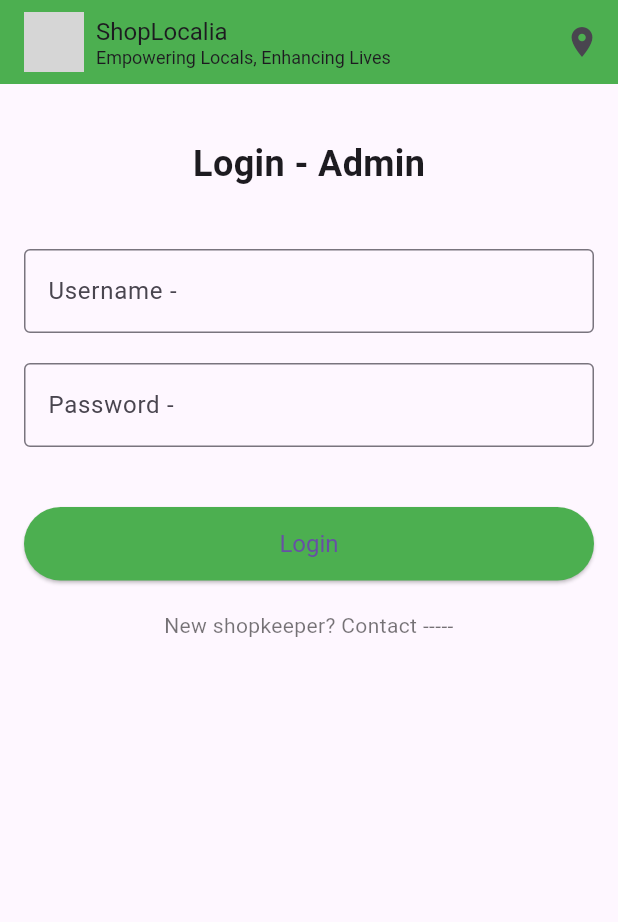
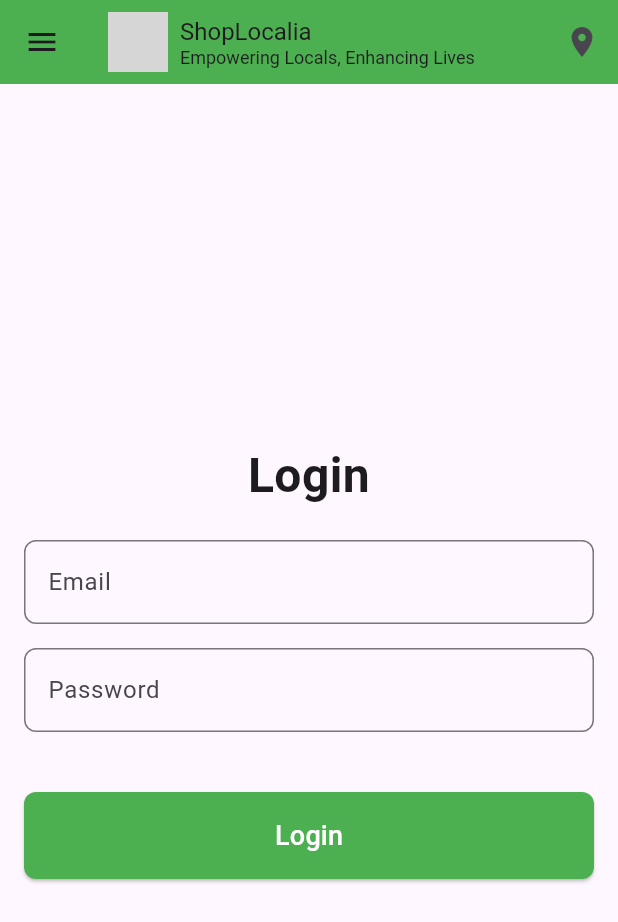
Before and after one commit to 09anushkam/GroceryApp-ShopkeeperSide, a Flutter app: the screen it shows after launch, on a phone screen of 412 x 824 dp. Shown: the top 922 px of the screen. Run offline on Flutter 3.47's test engine with Material 3 defaults, Android fonts, the phone set to English and light mode, and no system bars; our stand-ins replace cloud_firestore, firebase_auth, firebase_core, firebase_storage, fluttertoast, image_picker and 1 more; accounts and stored records are empty; grey boxes are pictures that could not be loaded.

Commit message:
login_screen.dart

```diff
--- a/lib/screens/login_screen.dart
+++ b/lib/screens/login_screen.dart
@@ -1,6 +1,7 @@
 import 'package:flutter/material.dart';
-import '../widgets/custom_button.dart';
-import '../widgets/custom_text_field.dart';
+import 'package:firebase_auth/firebase_auth.dart';
+import 'package:fluttertoast/fluttertoast.dart'; // For displaying success message
+import 'registration_screen.dart'; // Import the registration screen
 
 class LoginScreen extends StatefulWidget {
   @override
@@ -8,41 +9,24 @@ class LoginScreen extends StatefulWidget {
 }
 
 class _LoginScreenState extends State<LoginScreen> {
-  final _formKey = GlobalKey<FormState>();
-  final TextEditingController _usernameController = TextEditingController();
+  final TextEditingController _emailController = TextEditingController();
   final TextEditingController _passwordController = TextEditingController();
+  final FirebaseAuth _auth = FirebaseAuth.instance;
 
-  @override
-  void dispose() {
-    _usernameController.dispose();
-    _passwordController.dispose();
-    super.dispose();
-  }
-
-  String? _validateUsername(String? value) {
-    if (value == null || value.isEmpty) {
-      return 'Username is required';
-    }
-    return null;
-  }
-
-  String? _validatePassword(String? value) {
-    if (value == null || value.isEmpty) {
-      return 'Password is required';
-    }
-    if (value.length < 6) {
-      return 'Password must be at least 6 characters long';
-    }
-    return null;
-  }
-
-  void _login() {
-    if (_formKey.currentState?.validate() ?? false) {
-      // Perform login action
-      Navigator.pushNamed(context, '/registration');
+  // Function to handle login
+  void _login() async {
+    try {
+      UserCredential userCredential = await _auth.signInWithEmailAndPassword(
+        email: _emailController.text.trim(),
+        password: _passwordController.text.trim(),
+      );
+      // If login is successful, show toast and navigate to the registration screen
+      Fluttertoast.showToast(msg: 'Logged in successfully!');
+      Navigator.pushNamed(context, '/registration'); // Navigate to RegistrationScreen
+    } catch (e) {
+      Fluttertoast.showToast(msg: 'Login failed. Please try again.');
     }
   }
-
   @override
   Widget build(BuildContext context) {
     return Scaffold(
@@ -50,7 +34,7 @@ class _LoginScreenState extends State<LoginScreen> {
         backgroundColor: Colors.green,
         title: Row(
           children: [
-            Image.asset('assets/logo.png', height: 40), // Assuming logo exists in assets
+            Image.asset('assets/logo.png', height: 40),
             SizedBox(width: 8),
             Column(
               crossAxisAlignment: CrossAxisAlignment.start,
@@ -61,55 +45,69 @@ class _LoginScreenState extends State<LoginScreen> {
             ),
           ],
         ),
+        leading: Icon(Icons.menu),
         actions: [
           IconButton(
             icon: Icon(Icons.location_on),
             onPressed: () {
-              // Location manual action
+              // Location update action
             },
           ),
         ],
       ),
       body: Padding(
         padding: const EdgeInsets.all(16.0),
-        child: Form(
-          key: _formKey,
         child: Column(
+          mainAxisAlignment: MainAxisAlignment.center,
           crossAxisAlignment: CrossAxisAlignment.stretch,
           children: [
-              SizedBox(height: 20),
-              Center(
-                child: Text(
-                  'Login - Admin',
-                  style: TextStyle(fontSize: 24, fontWeight: FontWeight.bold),
+            Text(
+              'Login',
+              textAlign: TextAlign.center, // Center align the text
+              style: TextStyle(
+                fontSize: 32, // Larger font size
+                fontWeight: FontWeight.bold, // Bold text
               ),
             ),
-              SizedBox(height: 40),
-              CustomTextField(
-                controller: _usernameController,
-                labelText: 'Username -',
-                validator: _validateUsername,
+            SizedBox(height: 20), // Bottom padding for spacing
+            TextField(
+              controller: _emailController,
+              decoration: InputDecoration(
+                labelText: 'Email',
+                hintText: 'Enter your email',
+                border: OutlineInputBorder(
+                  borderRadius: BorderRadius.circular(8),
                 ),
-              SizedBox(height: 20),
-              CustomTextField(
+              ),
+            ),
+            SizedBox(height: 16),
+            TextField(
               controller: _passwordController,
-                labelText: 'Password -',
               obscureText: true,
-                validator: _validatePassword,
+              decoration: InputDecoration(
+                labelText: 'Password',
+                border: OutlineInputBorder(
+                  borderRadius: BorderRadius.circular(8),
                 ),
-              SizedBox(height: 40),
-              CustomButton(
-                buttonText: 'Login',
+              ),
+            ),
+            SizedBox(height: 40), // Increase space to move the button downwards
+            ElevatedButton(
               onPressed: _login,
+              child: Text(
+                'Login',
+                style: TextStyle(color: Colors.white, fontSize: 18), // White text inside the button
               ),
-              SizedBox(height: 20),
-              Text(
-                'New shopkeeper? Contact -----',
-                textAlign: TextAlign.center,
-                style: TextStyle(color: Colors.black54),
+              style: ElevatedButton.styleFrom(
+                backgroundColor: Colors.green, // Green button color
+                padding: EdgeInsets.symmetric(vertical: 16), // Vertical padding for button
+                shape: RoundedRectangleBorder(
+                  borderRadius: BorderRadius.circular(8),
+                ),
+                minimumSize: Size(double.infinity, 50), // Make button wide
+              ),
             ),
           ],
-          ),
         ),
       ),
     );
```
Lines whose indentation alone changed are shown as unchanged.
